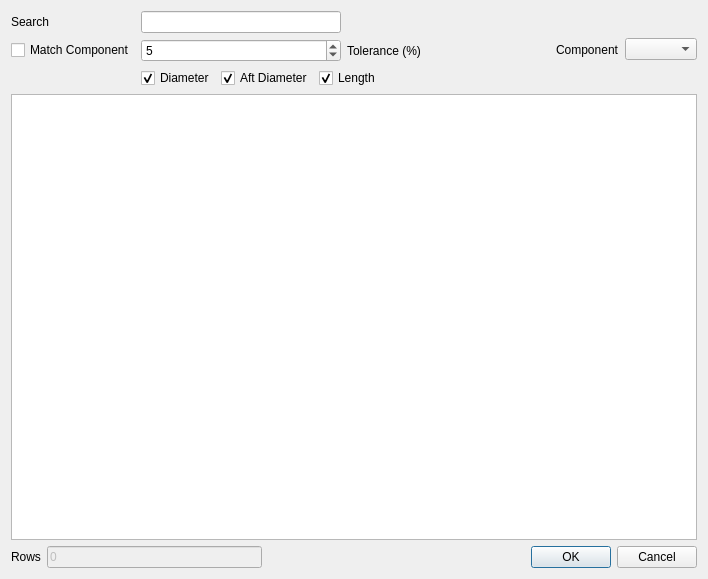
Before: the Qt Designer form Ui/DialogLookup.ui in davesrocketshop/Rocket, drawn with Qt 5.
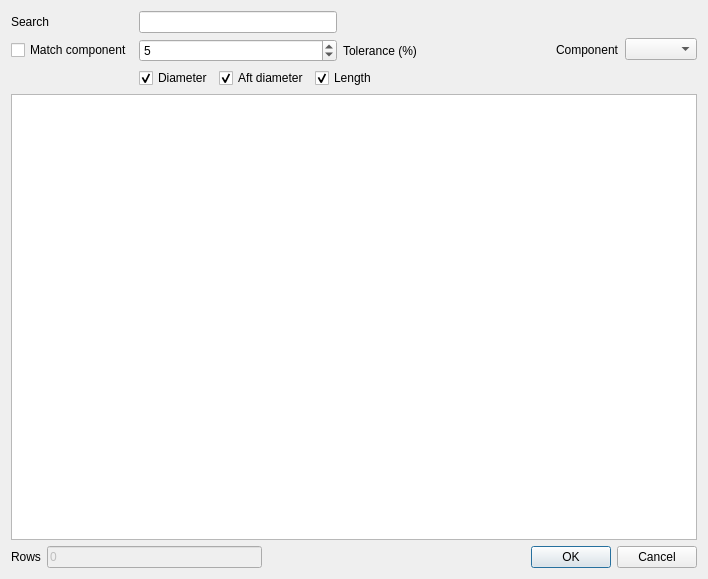
After: the same form once the commit is applied. Custom widgets are drawn as their Qt base class.

Commit message: Labels to match style guide

```diff
--- a/Ui/DialogLookup.ui
+++ b/Ui/DialogLookup.ui
@@ -44,7 +44,7 @@
        <item row="1" column="0">
         <widget class="QCheckBox" name="matchCheckbox">
          <property name="text">
-          <string>Match Component</string>
+          <string>Match component</string>
          </property>
         </widget>
        </item>
@@ -82,7 +82,7 @@
             <string>Match the aft diameter of the component</string>
            </property>
            <property name="text">
-            <string>Aft Diameter</string>
+            <string>Aft diameter</string>
            </property>
            <property name="checked">
             <bool>true</bool>
```
Left out of the diff: 8 changed lines with no effect on the pictures. The commit also changes 23 other files.
